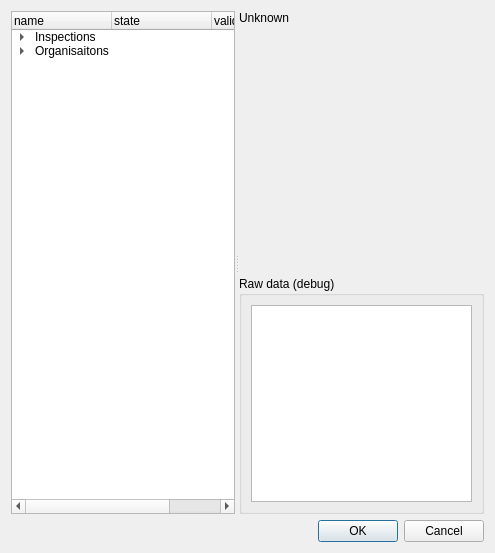
The window that qgepplugin/interlis/plugin/gui.ui (QGEP/qgepplugin) describes before a commit, drawn with Qt 5.
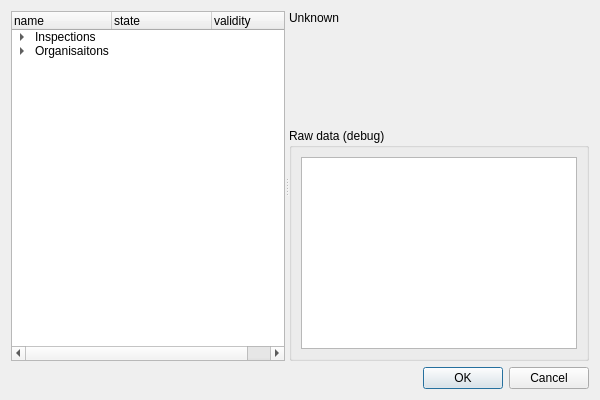
The same window after the commit. Custom widgets are drawn as their Qt base class.

Commit message: min size for dialog

What changed in the file:
```diff
--- a/qgepplugin/interlis/plugin/gui.ui
+++ b/qgepplugin/interlis/plugin/gui.ui
@@ -6,10 +6,16 @@
    <rect>
     <x>0</x>
     <y>0</y>
-    <width>495</width>
-    <height>553</height>
+    <width>600</width>
+    <height>400</height>
    </rect>
   </property>
+  <property name="minimumSize">
+   <size>
+    <width>600</width>
+    <height>400</height>
+   </size>
+  </property>
   <property name="windowTitle">
    <string>QGEP interlis import</string>
   </property>
```
